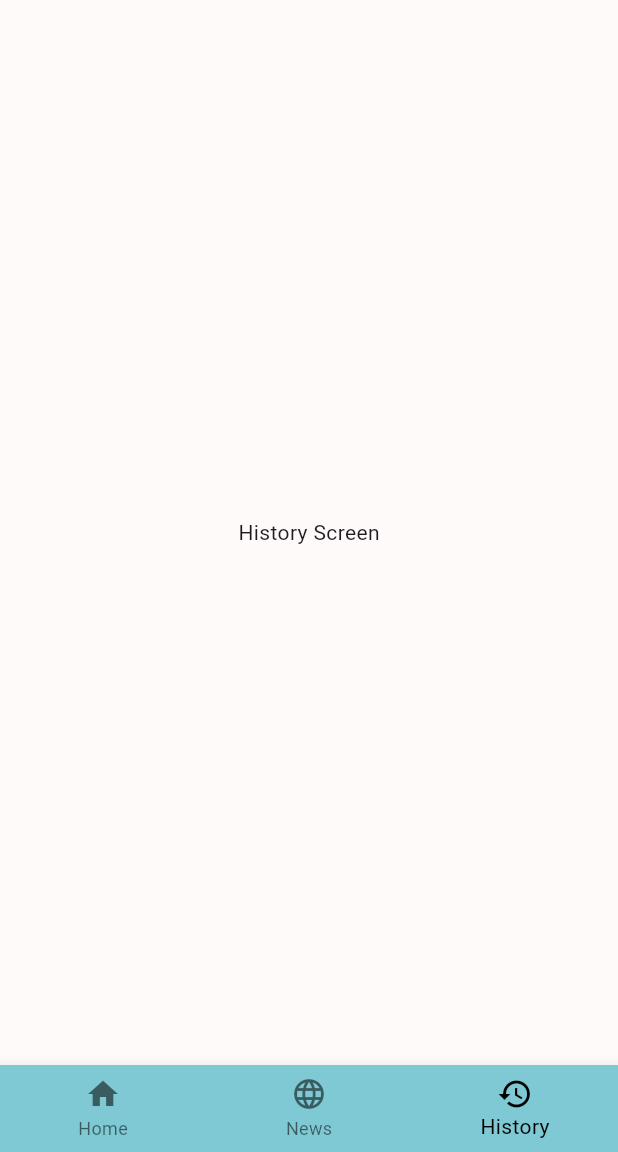
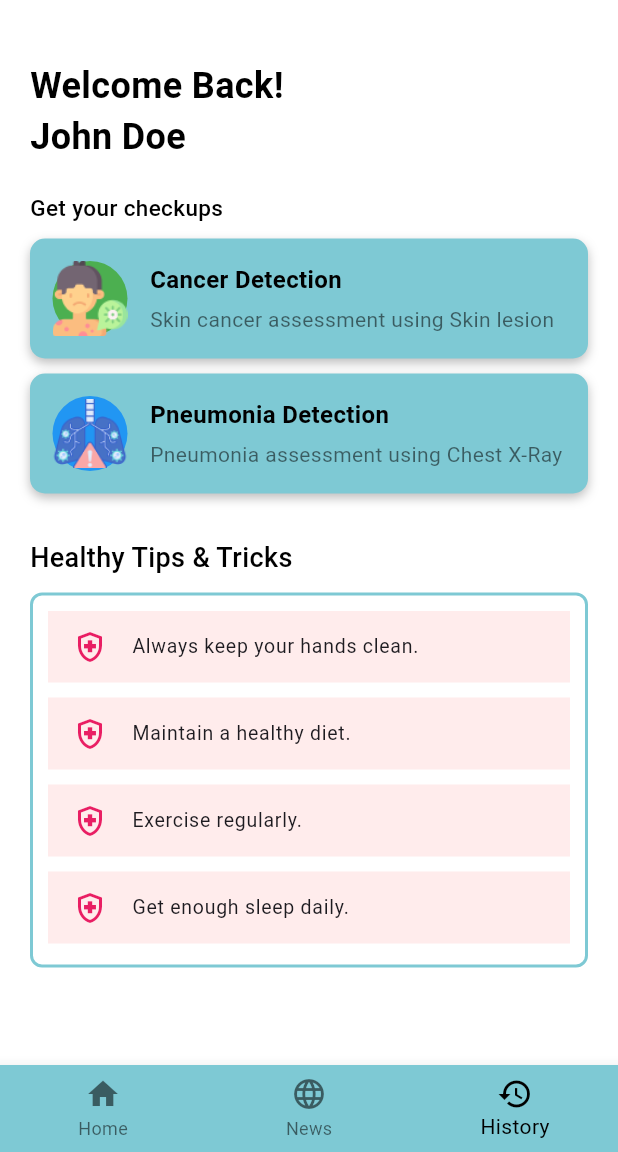
Before and after one commit to AlphaShiv7781/InstaScan, a Flutter app: the MainScreen screen opened directly, item 3 of the bottom bar chosen, on a phone screen of 412 x 824 dp, the part 84-1236 px from its top. Run offline on Flutter 3.47's test engine with Material 3 defaults, Android fonts, the phone set to English and light mode, and no system bars; our stand-ins replace animate_do, animated_text_kit; network calls fail.

Commit message:
History Screen Added

```diff
--- /dev/null
+++ b/lib/screens/dashboard_screens/history_screen.dart
@@ -0,0 +1,84 @@
+import 'package:flutter/material.dart';
+import 'package:instascan/custom_widgets/dashboard_option_card.dart';
+import 'package:instascan/custom_widgets/healthy_tipstrick_box.dart';
+
+class HistoryScreen extends StatefulWidget {
+  const HistoryScreen({super.key});
+
+  @override
+  State<HistoryScreen> createState() => _HistoryScreenState();
+}
+
+class _HistoryScreenState extends State<HistoryScreen> {
+  @override
+  Widget build(BuildContext context) {
+    return Scaffold(
+      backgroundColor: Colors.white, // Set background color
+      body: SingleChildScrollView(
+        child: Padding(
+          padding: const EdgeInsets.fromLTRB(20, 40, 20, 0),
+          child: Column(
+            crossAxisAlignment: CrossAxisAlignment.start,
+            children: [
+              const Text(
+                "Welcome Back!\nJohn Doe",
+                style: TextStyle(
+                  fontSize: 24,
+                  fontWeight: FontWeight.bold,
+                  color: Colors.black, // Explicit text color
+                ),
+              ),
+              const SizedBox(height: 20),
+              const Text(
+                "Get your checkups",
+                style: TextStyle(
+                  fontSize: 15,
+                  fontWeight: FontWeight.w500,
+                  color: Colors.black,
+                ),
+              ),
+              const SizedBox(height: 10),
+              InkWell(
+                onTap: (){
+
+                },
+                splashColor: Colors.cyan,
+
+                child: DashBoardOptionCard(
+                  title: 'Cancer Detection',
+                  subtitle: 'Skin cancer assessment using Skin lesion',
+                  icon: 'assets/images/skincancer.png',
+                  color: Colors.green,
+                ),
+              ),
+              const SizedBox(height: 10),
+              InkWell(
+                onTap: (){
+
+                },
+                splashColor: Colors.cyan,
+                child: DashBoardOptionCard(
+                  title: 'Pneumonia Detection',
+                  subtitle: 'Pneumonia assessment using Chest X-Ray',
+                  icon: 'assets/images/pneumonia.png',
+                  color: Colors.blue,
+                ),
+              ),
+              const SizedBox(height: 30),
+              const Text(
+                "Healthy Tips & Tricks",
+                style: TextStyle(
+                  fontSize: 18,
+                  fontWeight: FontWeight.w500,
+                  color: Colors.black,
+                ),
+              ),
+              const SizedBox(height: 10),
+              const HealthyTipsTrickBox(),
+            ],
+          ),
+        ),
+      ),
+    );;
+  }
+}
--- a/lib/screens/dashboard_screens/main_screen.dart
+++ b/lib/screens/dashboard_screens/main_screen.dart
@@ -1,4 +1,5 @@
 import 'package:flutter/material.dart';
+import 'package:instascan/screens/dashboard_screens/history_screen.dart';
 import 'package:instascan/screens/dashboard_screens/home_screen.dart';
 import 'news_screen.dart';
 
@@ -15,7 +16,7 @@ class _MainScreenState extends State<MainScreen> {
   final List<Widget> screens = [
     const HomeScreen(),
     const NewsScreen(),
-    const Center(child: Text("History Screen")), // Placeholder for History
+    const HistoryScreen(), // Placeholder for History
   ];
 
   @override
```
Also changed, not shown: 1 other file.
